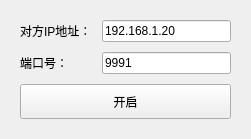
Qt form ShareClipboard/widget.ui (wuguandong/QtDemo) before a commit.
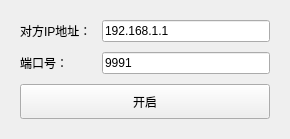
The same form after that commit.

Commit message: 更新 共享剪切板

```diff
--- a/ShareClipboard/widget.ui
+++ b/ShareClipboard/widget.ui
@@ -6,10 +6,16 @@
    <rect>
     <x>0</x>
     <y>0</y>
-    <width>251</width>
+    <width>290</width>
     <height>135</height>
    </rect>
   </property>
+  <property name="sizePolicy">
+   <sizepolicy hsizetype="Fixed" vsizetype="Fixed">
+    <horstretch>0</horstretch>
+    <verstretch>0</verstretch>
+   </sizepolicy>
+  </property>
   <property name="windowTitle">
    <string>Widget</string>
   </property>
@@ -46,7 +52,7 @@
    <item row="0" column="1">
     <widget class="QLineEdit" name="lePeerIp">
      <property name="text">
-      <string>192.168.1.20</string>
+      <string>192.168.1.1</string>
      </property>
     </widget>
    </item>
```
The commit also changes 2 other files.
